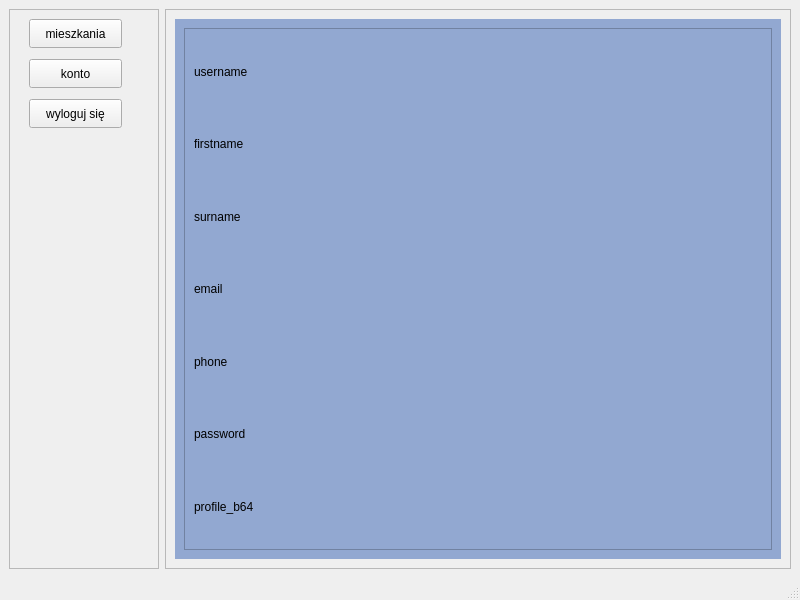
Before: the Qt Designer form src/UI/templates/mainwindow.ui in BartoszPietrucha/projekt, drawn with Qt 5.
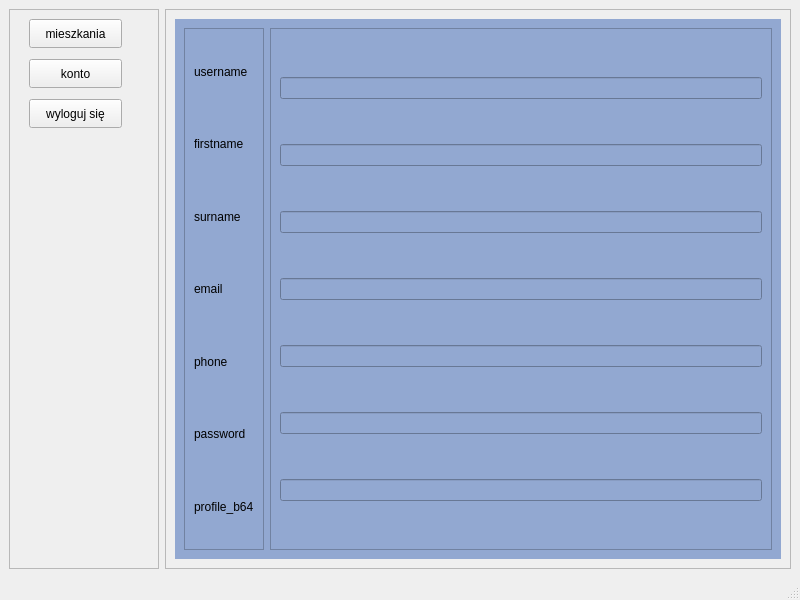
After: the same form once the commit is applied.

Commit message: widget konta

The edit to the form file:
```diff
--- a/src/UI/templates/mainwindow.ui
+++ b/src/UI/templates/mainwindow.ui
@@ -156,6 +156,39 @@
              </layout>
             </widget>
            </item>
+           <item>
+            <widget class="QFrame" name="frame">
+             <property name="frameShape">
+              <enum>QFrame::Shape::StyledPanel</enum>
+             </property>
+             <property name="frameShadow">
+              <enum>QFrame::Shadow::Raised</enum>
+             </property>
+             <layout class="QVBoxLayout" name="verticalLayout_2">
+              <item>
+               <widget class="QLineEdit" name="le_kontouser"/>
+              </item>
+              <item>
+               <widget class="QLineEdit" name="le_kontofirstname"/>
+              </item>
+              <item>
+               <widget class="QLineEdit" name="le_kontosurname"/>
+              </item>
+              <item>
+               <widget class="QLineEdit" name="le_kontoemail"/>
+              </item>
+              <item>
+               <widget class="QLineEdit" name="le_kontophone"/>
+              </item>
+              <item>
+               <widget class="QLineEdit" name="le_kontopassword"/>
+              </item>
+              <item>
+               <widget class="QLineEdit" name="le_kontoprofile_b64"/>
+              </item>
+             </layout>
+            </widget>
+           </item>
           </layout>
          </widget>
          <widget class="QWidget" name="page_2">
```
The commit also changes 2 other files.
